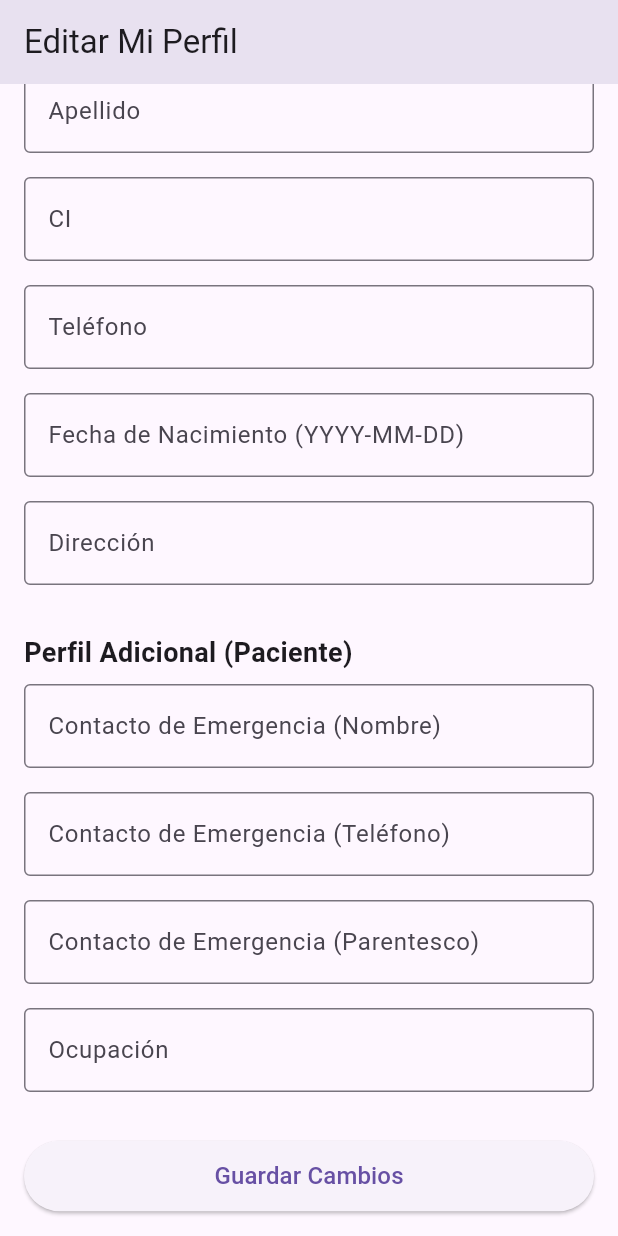
After one commit to herlandt/mobile_sas_sp1, a Flutter app: the PatientProfilePage screen opened by its route, scrolled down 201 dp, after a tap on "Guardar Cambios", on a phone screen of 412 x 824 dp. The commit adds this screen. Run offline on Flutter 3.47's test engine with Material 3 defaults, Android fonts, the phone set to English and light mode, and no system bars; our stand-ins replace flutter_secure_storage, go_router; accounts and stored records are empty; network calls fail.

Commit message:
editar perfil

```diff
--- a/lib/main.dart
+++ b/lib/main.dart
@@ -1,3 +1,4 @@
+// lib/main.dart
 import 'package:flutter/material.dart';
 import 'package:go_router/go_router.dart';
 import 'package:flutter_secure_storage/flutter_secure_storage.dart';
@@ -11,6 +12,8 @@ import 'pages/professional_detail_page.dart';
 import 'pages/chat_page.dart';
 import 'pages/psychologist_profile_page.dart';
 import 'pages/register_page.dart';
+import 'pages/patient_profile_page.dart'; // Import de la nueva página
+
 void main() {
   runApp(const MyApp());
 }
@@ -37,7 +40,7 @@ final GoRouter _router = GoRouter(
         return const PatientDashboardPage();
       },
     ),
-     GoRoute(
+    GoRoute(
       path: '/register',
       builder: (BuildContext context, GoRouterState state) {
         return const RegisterPage();
@@ -50,8 +53,6 @@ final GoRouter _router = GoRouter(
       },
     ),
 
-
-
     // Ruta principal para la lista de profesionales
     GoRoute(
       path: '/professionals',
@@ -59,22 +60,20 @@ final GoRouter _router = GoRouter(
         return const ProfessionalsListPage();
       },
 
-
       // Ruta ANIDADA para el detalle de un profesional
       routes: <RouteBase>[
-           GoRoute(
+        GoRoute(
           path: ':id',
           builder: (BuildContext context, GoRouterState state) {
             final professionalId = state.pathParameters['id']!;
             return ProfessionalDetailPage(professionalId: professionalId);
           },
-          // --- NUEVA RUTA ANIDADA PARA AGENDAR ---
+          // --- RUTA ANIDADA PARA AGENDAR ---
           routes: <RouteBase>[
             GoRoute(
               path: 'schedule', // ej: /professionals/1/schedule
               builder: (BuildContext context, GoRouterState state) {
                 final professionalId = state.pathParameters['id']!;
-                // Pasamos el nombre del profesional como un extra
                 final professionalName = state.extra as String? ?? 'Dr.';
                 return AppointmentSchedulerPage(
                   professionalId: professionalId,
@@ -85,19 +84,26 @@ final GoRouter _router = GoRouter(
           ],
         ),
       ],
-
     ),
-      GoRoute(
+    GoRoute(
       path: '/psychologist-profile',
       builder: (BuildContext context, GoRouterState state) {
         return const PsychologistProfilePage();
       },
     ),
-     GoRoute(
+    GoRoute(
       path: '/chat/:appointmentId', // ej: /chat/106
       builder: (BuildContext context, GoRouterState state) {
         final appointmentId = state.pathParameters['appointmentId']!;
         return ChatPage(appointmentId: appointmentId);
+      },
+    ),
+
+    // --- ESTA ES LA NUEVA RUTA QUE AÑADIMOS ---
+    GoRoute(
+      path: '/patient-profile',
+      builder: (BuildContext context, GoRouterState state) {
+        return const PatientProfilePage();
       },
     ),
   ],
@@ -112,7 +118,7 @@ class MyApp extends StatelessWidget {
       routerConfig: _router,
       title: 'Psico SAS',
       theme: ThemeData(
-        primarySwatch: Colors.blue,
+        primarySwatch: Colors.blue, // Puedes cambiarlo a Colors.teal
         visualDensity: VisualDensity.adaptivePlatformDensity,
       ),
       debugShowCheckedModeBanner: false,
--- /dev/null
+++ b/lib/models/patient_profile_model.dart
@@ -0,0 +1,84 @@
+// lib/models/patient_profile_model.dart
+import 'dart:convert';
+
+// Modelo para los datos específicos del paciente (el objeto anidado)
+class PatientSpecificProfile {
+  String emergencyContactName;
+  String emergencyContactPhone;
+  String emergencyContactRelationship;
+  String occupation;
+
+  PatientSpecificProfile({
+    required this.emergencyContactName,
+    required this.emergencyContactPhone,
+    required this.emergencyContactRelationship,
+    required this.occupation,
+  });
+
+  factory PatientSpecificProfile.fromJson(Map<String, dynamic> json) {
+    return PatientSpecificProfile(
+      emergencyContactName: json['emergency_contact_name'] ?? '',
+      emergencyContactPhone: json['emergency_contact_phone'] ?? '',
+      emergencyContactRelationship: json['emergency_contact_relationship'] ?? '',
+      occupation: json['occupation'] ?? '',
+    );
+  }
+
+  // Helper para convertir nuestro formulario de vuelta a JSON para el API
+  Map<String, dynamic> toJson() {
+    return {
+      'emergency_contact_name': emergencyContactName,
+      'emergency_contact_phone': emergencyContactPhone,
+      'emergency_contact_relationship': emergencyContactRelationship,
+      'occupation': occupation,
+    };
+  }
+}
+
+// Modelo principal que combina User y Patient data
+class FullPatientProfile {
+  String firstName;
+  String lastName;
+  String ci;
+  String phone;
+  String address;
+  String dateOfBirth; // Mantenido como String (YYYY-MM-DD) para simplicidad
+  PatientSpecificProfile? patientProfile; // Puede ser nulo si nunca se ha creado
+
+  FullPatientProfile({
+    required this.firstName,
+    required this.lastName,
+    required this.ci,
+    required this.phone,
+    required this.address,
+    required this.dateOfBirth,
+    this.patientProfile,
+  });
+
+  factory FullPatientProfile.fromJson(Map<String, dynamic> json) {
+    return FullPatientProfile(
+      firstName: json['first_name'] ?? '',
+      lastName: json['last_name'] ?? '',
+      ci: json['ci'] ?? '',
+      phone: json['phone'] ?? '',
+      address: json['address'] ?? '',
+      dateOfBirth: json['date_of_birth'] ?? '',
+      // Si 'patient_profile' no es nulo en el JSON, lo parseamos
+      patientProfile: json['patient_profile'] != null
+          ? PatientSpecificProfile.fromJson(json['patient_profile'])
+          : null,
+    );
+  }
+
+  // Helper para enviar solo los datos del USUARIO (PUT a /users/profile/)
+  Map<String, dynamic> userToJson() {
+    return {
+      'first_name': firstName,
+      'last_name': lastName,
+      'ci': ci,
+      'phone': phone,
+      'address': address,
+      'date_of_birth': dateOfBirth,
+    };
+  }
+}
--- /dev/null
+++ b/lib/pages/patient_profile_page.dart
@@ -0,0 +1,218 @@
+// lib/pages/patient_profile_page.dart
+
+import 'package:flutter/material.dart';
+import '../services/api_service.dart';
+import '../models/patient_profile_model.dart'; // Asegúrate de que este import esté correcto
+
+class PatientProfilePage extends StatefulWidget {
+  const PatientProfilePage({super.key});
+
+  @override
+  State<PatientProfilePage> createState() => _PatientProfilePageState();
+}
+
+class _PatientProfilePageState extends State<PatientProfilePage> {
+  final ApiService _apiService = ApiService();
+  bool _isLoading = true;
+  String _error = '';
+
+  // NUEVA VARIABLE: para rastrear si debemos usar POST o PUT
+  bool _hasExistingPatientProfile = false;
+
+  final _formKey = GlobalKey<FormState>(); // Key para el formulario
+
+  // Controladores
+  final _firstNameController = TextEditingController();
+  final _lastNameController = TextEditingController();
+  final _ciController = TextEditingController();
+  final _phoneController = TextEditingController();
+  final _dobController = TextEditingController();
+  final _addressController = TextEditingController();
+  final _emergencyNameController = TextEditingController();
+  final _emergencyPhoneController = TextEditingController();
+  final _emergencyRelController = TextEditingController();
+  final _occupationController = TextEditingController();
+
+  @override
+  void initState() {
+    super.initState();
+    _loadProfileData();
+  }
+
+  Future<void> _loadProfileData() async {
+    try {
+      final profile = await _apiService.getPatientProfile();
+
+      // Llenar datos de Usuario
+      _firstNameController.text = profile.firstName;
+      _lastNameController.text = profile.lastName;
+      _ciController.text = profile.ci;
+      _phoneController.text = profile.phone;
+      _dobController.text = profile.dateOfBirth;
+      _addressController.text = profile.address;
+
+      // LÓGICA DE CONTROL (FIX PARA EL 404)
+      if (profile.patientProfile != null) {
+        // Si el backend devolvió un perfil anidado, significa que ya existe
+        setState(() {
+          _hasExistingPatientProfile = true;
+        });
+        _emergencyNameController.text = profile.patientProfile!.emergencyContactName;
+        _emergencyPhoneController.text = profile.patientProfile!.emergencyContactPhone;
+        _emergencyRelController.text = profile.patientProfile!.emergencyContactRelationship;
+        _occupationController.text = profile.patientProfile!.occupation;
+      } else {
+         // Si es nulo, el perfil de paciente aún no se ha creado
+        setState(() {
+          _hasExistingPatientProfile = false;
+        });
+      }
+
+    } catch (e) {
+      setState(() {
+        _error = 'Error al cargar el perfil: ${e.toString()}';
+      });
+    } finally {
+      setState(() {
+        _isLoading = false;
+      });
+    }
+  }
+
+  Future<void> _saveProfile() async {
+    setState(() {
+      _isLoading = true;
+      _error = '';
+    });
+
+    try {
+      // --- FIX PARA ERROR 400 (Fecha) ---
+      // Si el texto está vacío, envía null. Si no, envía el texto.
+      final dobToSend = _dobController.text.isEmpty ? null : _dobController.text;
+
+      // 1. Preparar y enviar los datos del Usuario
+      final userData = {
+        'first_name': _firstNameController.text,
+        'last_name': _lastNameController.text,
+        'ci': _ciController.text,
+        'phone': _phoneController.text,
+        'date_of_birth': dobToSend, // Usamos la variable corregida
+        'address': _addressController.text,
+      };
+      // Esta llamada siempre usa PUT (updatePatientUser)
+      await _apiService.updatePatientUser(userData);
+
+      // 2. Preparar datos del Perfil de Paciente
+      final profileData = {
+        'emergency_contact_name': _emergencyNameController.text,
+        'emergency_contact_phone': _emergencyPhoneController.text,
+        'emergency_contact_relationship': _emergencyRelController.text,
+        'occupation': _occupationController.text,
+      };
+
+      // --- FIX PARA ERROR 404 (Perfil no encontrado) ---
+      // Lógica condicional: POST si es nuevo, PUT si ya existe
+      if (_hasExistingPatientProfile) {
+        // Ya existe, usamos PUT para actualizar
+        await _apiService.updatePatientProfile(profileData);
+      } else {
+        // No existe, usamos POST para crear
+        await _apiService.createPatientProfile(profileData);
+        // Marcamos que ya existe para la próxima vez que guarde
+        setState(() {
+          _hasExistingPatientProfile = true;
+        });
+      }
+
+      ScaffoldMessenger.of(context).showSnackBar(
+        const SnackBar(
+            content: Text('¡Perfil guardado exitosamente!'),
+            backgroundColor: Colors.green),
+      );
+    } catch (e) {
+      setState(() {
+        _error = 'Error al guardar: ${e.toString()}';
+      });
+    } finally {
+      setState(() {
+        _isLoading = false;
+      });
+    }
+  }
+
+  @override
+  void dispose() {
+    // Limpiar todos los controladores
+    _firstNameController.dispose();
+    _lastNameController.dispose();
+    _ciController.dispose();
+    _phoneController.dispose();
+    _dobController.dispose();
+    _addressController.dispose();
+    _emergencyNameController.dispose();
+    _emergencyPhoneController.dispose();
+    _emergencyRelController.dispose();
+    _occupationController.dispose();
+    super.dispose();
+  }
+
+  @override
+  Widget build(BuildContext context) {
+    return Scaffold(
+      appBar: AppBar(
+        title: const Text('Editar Mi Perfil'),
+      ),
+      body: _isLoading
+          ? const Center(child: CircularProgressIndicator())
+          : Form(
+              key: _formKey,
+              child: ListView(
+                padding: const EdgeInsets.all(16.0),
+                children: [
+                  if (_error.isNotEmpty)
+                    Text(_error, style: const TextStyle(color: Colors.red, fontSize: 16)),
+
+                  const Text('Información Personal', style: TextStyle(fontSize: 18, fontWeight: FontWeight.bold)),
+                  _buildTextField(_firstNameController, 'Nombre'),
+                  _buildTextField(_lastNameController, 'Apellido'),
+                  _buildTextField(_ciController, 'CI'),
+                  _buildTextField(_phoneController, 'Teléfono'),
+                  _buildTextField(_dobController, 'Fecha de Nacimiento (YYYY-MM-DD)'),
+                  _buildTextField(_addressController, 'Dirección'),
+
+                  const SizedBox(height: 24),
+                  const Text('Perfil Adicional (Paciente)', style: TextStyle(fontSize: 18, fontWeight: FontWeight.bold)),
+                  _buildTextField(_emergencyNameController, 'Contacto de Emergencia (Nombre)'),
+                  _buildTextField(_emergencyPhoneController, 'Contacto de Emergencia (Teléfono)'),
+                  _buildTextField(_emergencyRelController, 'Contacto de Emergencia (Parentesco)'),
+                  _buildTextField(_occupationController, 'Ocupación'),
+
+                  const SizedBox(height: 24),
+                  ElevatedButton(
+                    onPressed: _isLoading ? null : _saveProfile,
+                    child: Padding(
+                      padding: const EdgeInsets.all(12.0),
+                      child: _isLoading
+                          ? const CircularProgressIndicator(color: Colors.white)
+                          : const Text('Guardar Cambios', style: TextStyle(fontSize: 16)),
+                    ),
+                  ),
+                ],
+              ),
+            ),
+    );
+  }
+
+  Widget _buildTextField(TextEditingController controller, String label) {
+    return Padding(
+      padding: const EdgeInsets.symmetric(vertical: 8.0),
+      child: TextFormField(
+        controller: controller,
+        decoration: InputDecoration(
+          labelText: label,
+          border: const OutlineInputBorder(),
+        ),
+      ),
+    );
+  }
+}
--- a/lib/services/api_service.dart
+++ b/lib/services/api_service.dart
@@ -5,7 +5,7 @@ import 'package:flutter_secure_storage/flutter_secure_storage.dart';
 import '../models/professional_model.dart';
 import '../models/schedule_model.dart';
 import '../models/appointment_model.dart';
-
+import '../models/patient_profile_model.dart';
 class ApiService {
   final String _baseUrl = "http://10.0.2.2:8000/api";
   final _storage = const FlutterSecureStorage();
@@ -274,4 +274,75 @@ class ApiService {
       return null;
     }
   }
+
+// --- REEMPLAZA LAS 3 FUNCIONES DEFECTUOSAS POR ESTAS 4 FUNCIONES CORREGIDAS ---
+
+  // 1. Obtiene el perfil completo (datos de usuario + datos de paciente anidados)
+  Future<FullPatientProfile> getPatientProfile() async {
+    final url = Uri.parse('$_baseUrl/users/profile/');
+    final headers = await getAuthHeaders();
+    final response = await http.get(url, headers: headers);
+
+    if (response.statusCode == 200) {
+      return FullPatientProfile.fromJson(
+          jsonDecode(utf8.decode(response.bodyBytes)));
+    } else {
+      print('Error al cargar perfil completo: ${response.body}');
+      throw Exception('Error al cargar el perfil');
+    }
+  }
+
+  // 2. Actualiza los datos del USUARIO (PUT a /users/profile/)
+  Future<void> updatePatientUser(Map<String, dynamic> userData) async {
+    final url = Uri.parse('$_baseUrl/users/profile/');
+    final headers = await getAuthHeaders();
+    final response = await http.put(
+      url,
+      headers: headers,
+      body: jsonEncode(userData),
+    );
+
+    if (response.statusCode != 200) {
+      print('Error al actualizar usuario: ${response.body}');
+      // Relanzamos el error para que la UI pueda atraparlo
+      throw Exception(
+          jsonDecode(utf8.decode(response.bodyBytes))['date_of_birth']?[0] ??
+              'Error al actualizar datos de usuario');
+    }
+  }
+
+  // 3. Actualiza los datos del PERFIL DE PACIENTE (PUT a /users/patient-profile/)
+  //    Esto solo funciona si el perfil YA EXISTE.
+  Future<void> updatePatientProfile(Map<String, dynamic> profileData) async {
+    final url = Uri.parse('$_baseUrl/users/patient-profile/');
+    final headers = await getAuthHeaders();
+    final response = await http.put(
+      url,
+      headers: headers,
+      body: jsonEncode(profileData),
+    );
+
+    if (response.statusCode != 200) {
+      print('Error al actualizar perfil paciente: ${response.body}');
+      throw Exception('Error al actualizar perfil de paciente');
+    }
+  }
+
+  // 4. CREA el Perfil de Paciente (POST a /users/patient-profile/)
+  //    Esto es lo que necesitamos llamar la PRIMERA VEZ.
+  Future<void> createPatientProfile(Map<String, dynamic> profileData) async {
+    final url = Uri.parse('$_baseUrl/users/patient-profile/');
+    final headers = await getAuthHeaders();
+    final response = await http.post(
+      url,
+      headers: headers,
+      body: jsonEncode(profileData),
+    );
+
+    if (response.statusCode != 201) {
+      print('Error al CREAR perfil paciente: ${response.body}');
+      throw Exception('Error al crear perfil de paciente');
+    }
+  }
+
 }
```
Also changed, not shown: lib/pages/patient_dashboard_page.dart (+97 -80 lines).
